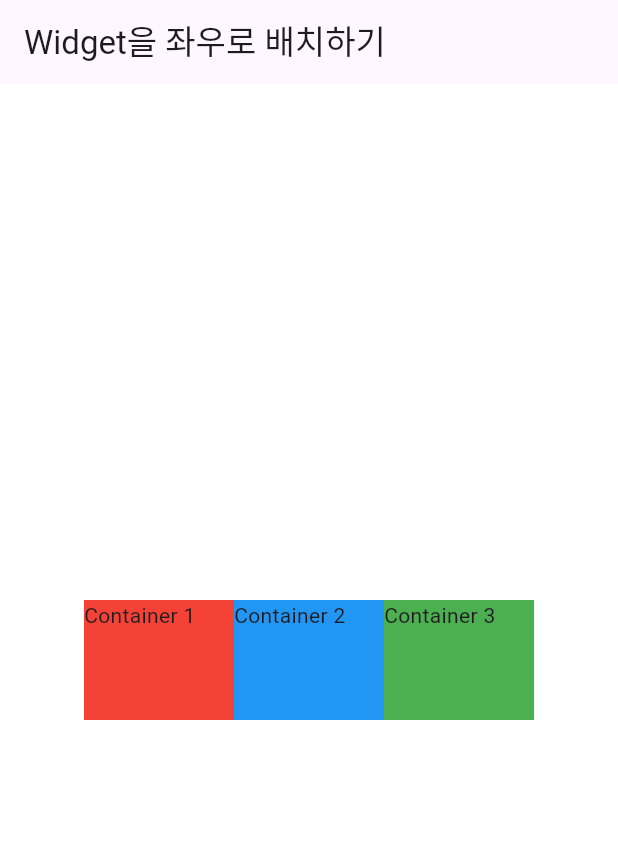
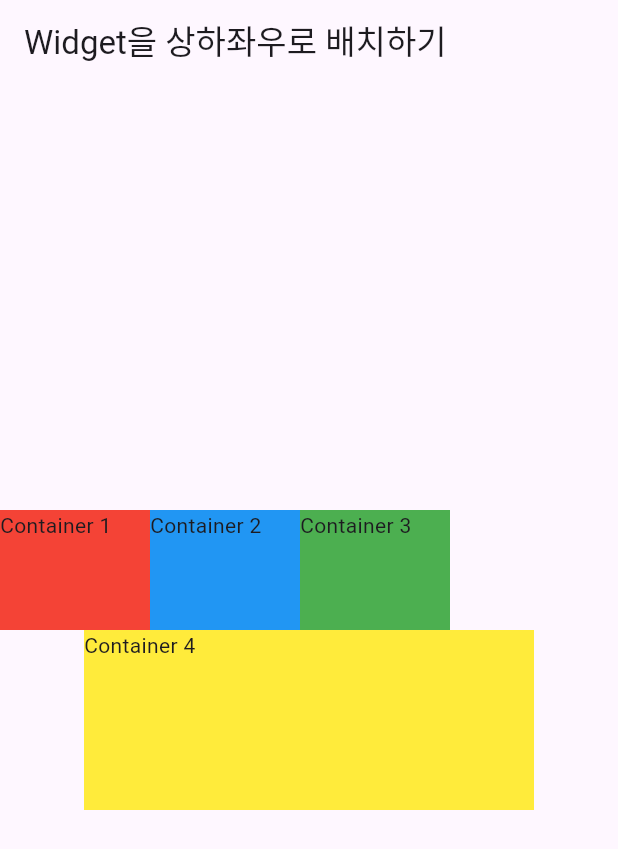
Before and after one commit to pepperdad/flutter_practice, a Flutter app: the screen it shows after launch, on a phone screen of 412 x 824 dp. Shown: the top 849 px of the screen. Run offline on Flutter 3.47's test engine with Material 3 defaults, Android fonts, the phone set to English and light mode, and no system bars.

Commit message:
widget 상하좌우 배치

```diff
--- a/lib/main.dart
+++ b/lib/main.dart
@@ -5,7 +5,7 @@ void main() {
     MaterialApp(
       home: Scaffold(
         appBar: AppBar(
-          title: const Text('Widget을 좌우로 배치하기'),
+          title: const Text('Widget을 상하좌우로 배치하기'),
         ),
         body: const Body(),
       ),
@@ -18,12 +18,12 @@ class Body extends StatelessWidget {
 
   @override
   Widget build(BuildContext context) {
-    return Container(
-      color: Colors.white,
-      height: double.infinity,
-      // child: Column(
-      child: Row(
-        mainAxisAlignment: MainAxisAlignment.center, // ROW의 가운데 정렬
+    return Column(
+      mainAxisAlignment: MainAxisAlignment.center,
+      children: [
+        Row(
+          mainAxisSize: MainAxisSize.max,
+          mainAxisAlignment: MainAxisAlignment.start, // ROW의 가운데 정렬
           crossAxisAlignment: CrossAxisAlignment
               .center, // Column과 마찬가지로 Container의 height를 줘야 정렬이 됨.
           children: [
@@ -47,6 +47,13 @@ class Body extends StatelessWidget {
             ),
           ],
         ),
+        Container(
+          width: 300,
+          height: 120,
+          color: Colors.yellow,
+          child: const Text("Container 4"),
+        )
+      ],
     );
   }
 }
```
Lines whose indentation alone changed are shown as unchanged.
